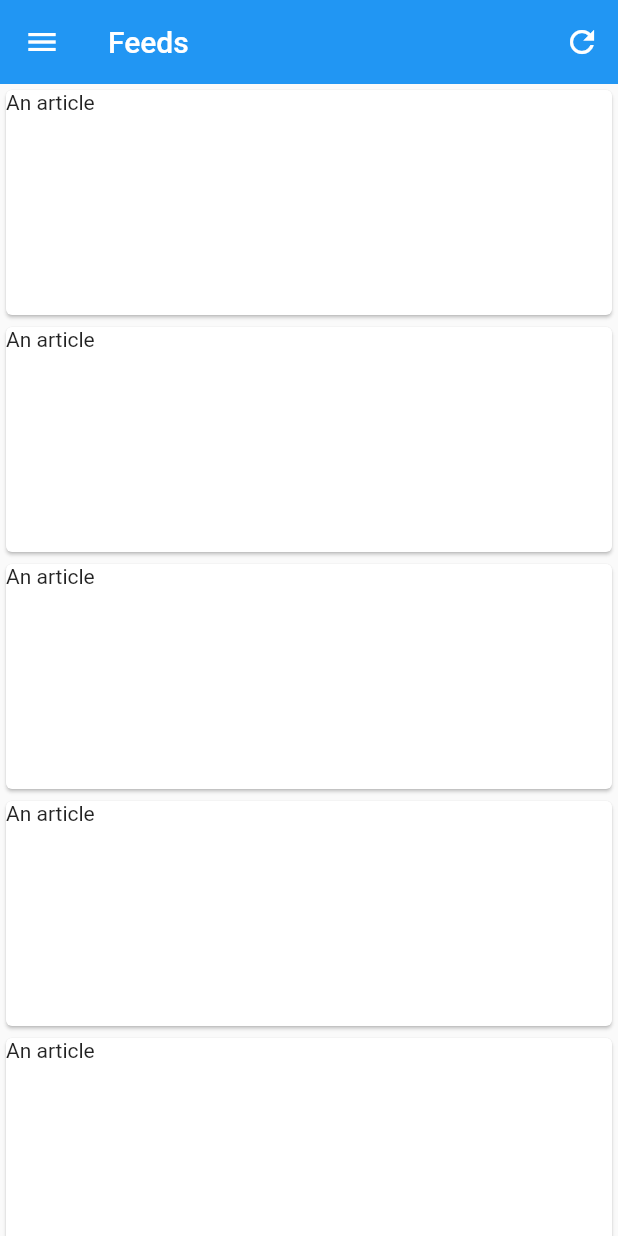
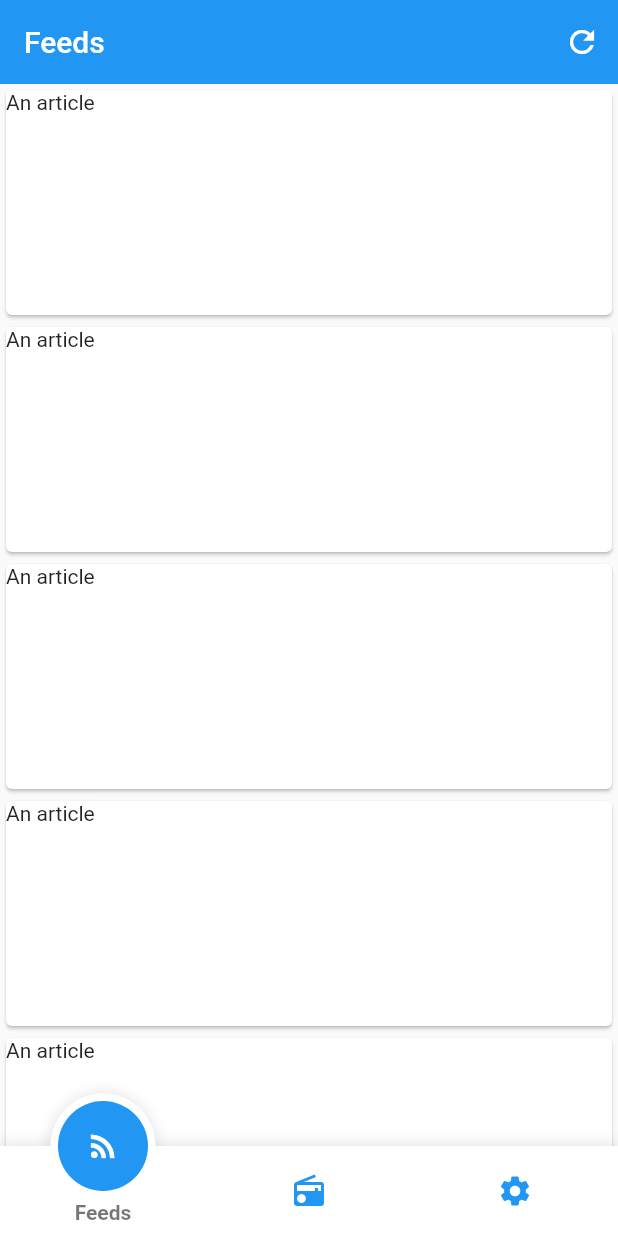
Before and after one commit to sbeam-dev/SbeamRSS, a Flutter app: the screen it shows after launch, after a tap on the "refresh" icon, on a phone screen of 412 x 824 dp. Run offline on Flutter 3.47's test engine with Material 2 defaults, Android fonts, the phone set to English and light mode, and no system bars; drawn by our look-alikes of fancy_bottom_navigation; our stand-ins replace flutter_slidable, sqflite; accounts and stored records are empty.

Commit message:
Redesigned navigation and "rsssource" page

```diff
--- a/lib/home.dart
+++ b/lib/home.dart
@@ -2,6 +2,7 @@ import 'package:flutter/material.dart';
 import 'subs.dart';
 import 'settings.dart';
 import 'feeds.dart';
+import 'package:fancy_bottom_navigation/fancy_bottom_navigation.dart';
 
 // ------------Home--------------
 class MyHomePage extends StatefulWidget {
@@ -14,7 +15,20 @@ class MyHomePage extends StatefulWidget {
 }
 
 class _MyHomePageState extends State<MyHomePage> {
-  int _drawerindex = 0;
+  int _currentIndex = 0;
+  PageController _pageController;
+
+  @override
+  void initState() {
+    super.initState();
+    _pageController = PageController();
+  }
+
+  @override
+  void dispose() {
+    _pageController.dispose();
+    super.dispose();
+  }
 
   Widget _getMainPage(int i){
     switch(i) {
@@ -27,44 +41,32 @@ class _MyHomePageState extends State<MyHomePage> {
   @override
   Widget build(BuildContext context) {
     return Scaffold(
-
-      drawer: Drawer(
-          child: ListView(
-            children: <Widget>[
-              DrawerHeader(
-                child: FlutterLogo(),
-              ),
-              ListTile(
-                leading: Icon(Icons.rss_feed),
-                title: Text("My feeds"),
-                onTap: (){
-                  setState(() => _drawerindex = 0);
-                  Navigator.pop(context);
-                },
-              ),
-              Divider(
-
-              ),
-              ListTile(
-                leading: Icon(Icons.subscriptions),
-                title: Text("Subscriptions"),
-                onTap: (){
-                  setState(() => _drawerindex = 1);
-                  Navigator.pop(context);
-                },
-              ),
-              ListTile(
-                leading: Icon(Icons.settings),
-                title: Text("Settings"),
-                onTap: (){
-                  setState(() => _drawerindex = 2);
-                  Navigator.pop(context);
-                },
-              ),
-            ],
-          )
+      body: SizedBox.expand(
+        child: PageView(
+          controller: _pageController,
+          onPageChanged: (index) {
+            setState(() => _currentIndex = index);
+          },
+          children: <Widget>[
+            _getMainPage(0),
+            _getMainPage(1),
+            _getMainPage(2),
+          ],
+        ),
       ),
-      body: _getMainPage(_drawerindex),
+      bottomNavigationBar: FancyBottomNavigation(
+        tabs: [
+          TabData(iconData: Icons.rss_feed, title: "Feeds"),
+          TabData(iconData: Icons.radio, title: "Source"),
+          TabData(iconData: Icons.settings, title: "Settings")
+        ],
+        onTabChangedListener: (position) {
+          setState(() {
+            _currentIndex = position;
+            _pageController.jumpToPage(position);
+          });
+        },
+      ),
     );
   }
 }
--- a/lib/subs.dart
+++ b/lib/subs.dart
@@ -1,4 +1,84 @@
 import 'package:flutter/material.dart';
+import 'dart:async';
+
+import 'package:path/path.dart';
+import 'package:sqflite/sqflite.dart';
+import 'package:flutter_slidable/flutter_slidable.dart';
+
+
+class RssSource {
+  final int id;
+  final String name;
+  final String url;
+  RssSource({this.id, this.name, this.url});
+  Map<String, dynamic> toMap() {
+    return {
+      'id': id,
+      'name': name,
+      'url': url,
+    };
+  }
+}
+
+
+Future<RssSource> _querySourceDatabase(int id) async {
+  final Future<Database> database = openDatabase(
+    join(await getDatabasesPath(), 'source_database.db'),
+    onCreate: (db, version) {
+      return db.execute(
+        "CREATE TABLE source(id INTEGER PRIMARY KEY, name TEXT, url TEXT)",
+      );
+    },
+    version: 1,
+  );
+
+}
+
+
+Widget _buildSubItem(int index){
+//  if (_querySourceDatabase(index) == null) {
+//    return null;
+//  }
+//  RssSource _fetchedsource;
+//  setfetched() async{
+//    _fetchedsource = await _querySourceDatabase(index);
+//  }
+//  setfetched();
+  if (index > 5) {
+    return null;
+  }
+  return Slidable(
+    actionPane: SlidableDrawerActionPane(),
+    actionExtentRatio: 0.25,
+    child: Container(
+      color: Colors.white,
+      child: ListTile(
+        title: Text('Title of RSSSource'),
+        subtitle: Text('http://sourceurl/'),
+      ),
+    ),
+    actions: <Widget>[
+      IconSlideAction(
+        caption: 'Edit',
+        color: Colors.grey,
+        icon: Icons.edit,
+        onTap: (){
+
+        },
+      ),
+    ],
+    secondaryActions: <Widget>[
+      IconSlideAction(
+        caption: 'Delete',
+        color: Colors.red,
+        icon: Icons.delete,
+        onTap: (){
+
+        },
+      ),
+    ],
+  );;
+}
 
 class SubsPage extends StatefulWidget {
   SubsPage({Key key, this.title}) : super(key: key);
@@ -18,7 +98,7 @@ class _SubsPageState extends State<SubsPage> {
           title: Text("Subscriptions"),
           actions: <Widget>[
             IconButton(
-              icon: Icon(Icons.refresh),
+              icon: Icon(Icons.add),
               onPressed: (){
 
               },
@@ -28,21 +108,8 @@ class _SubsPageState extends State<SubsPage> {
         SliverList(
           delegate: SliverChildBuilderDelegate(
                 (BuildContext context, int index) {
-              return Card(
-                child: InkWell(
-                  splashColor: Colors.blue.withAlpha(30),
-                  onTap: (){
-                    print("Tapped");
-                  },
-                  child: Container(
-                    width: 300,
-                    height: 150,
-                    child: Text("A Sub card"),
-                  ),
-                ),
-              );
+              return _buildSubItem(index);
             },
-            childCount: 20,
           ),
         ),
       ],
--- a/pubspec.yaml
+++ b/pubspec.yaml
@@ -19,6 +19,11 @@ environment:
 dependencies:
   flutter:
     sdk: flutter
+  sqflite:
+  path:
+  fancy_bottom_navigation: ^0.3.2
+  provider: ^3.0.0
+  flutter_slidable: ^0.5.4
 
   # The following adds the Cupertino Icons font to your application.
   # Use with the CupertinoIcons class for iOS style icons.
```
Also changed, not shown: pubspec.lock.
